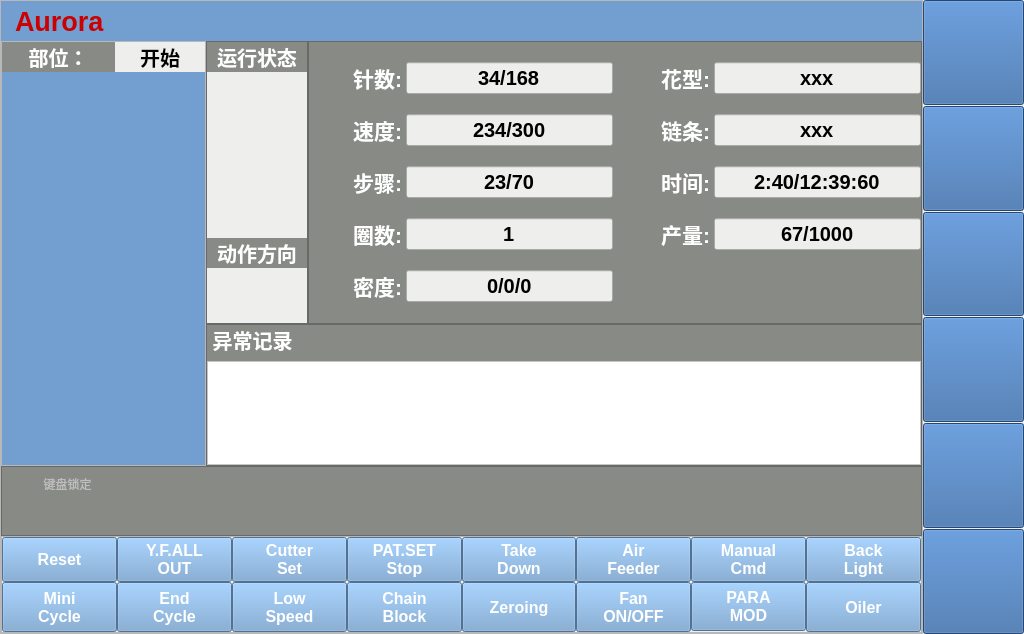
Old version of the form mainWindow.ui in the repository lvxiaowei/linux_lcCode.
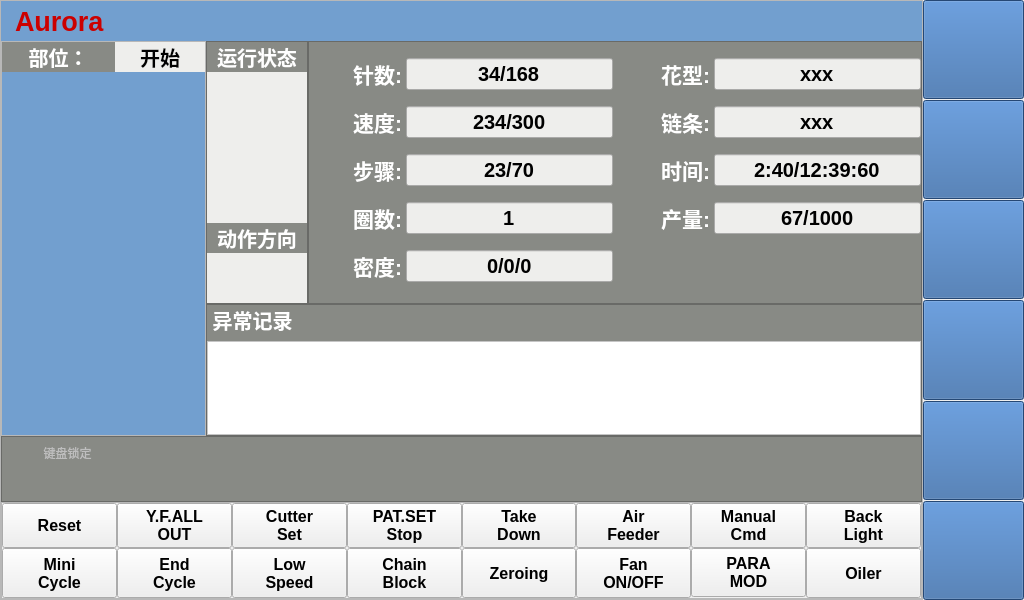
New version of the form. Icons and pictures are not drawn.

Diff of the .ui file:
```diff
--- a/mainWindow.ui
+++ b/mainWindow.ui
@@ -7,11 +7,11 @@
     <x>0</x>
     <y>0</y>
     <width>1024</width>
-    <height>634</height>
+    <height>600</height>
    </rect>
   </property>
   <property name="sizePolicy">
-   <sizepolicy hsizetype="Fixed" vsizetype="Fixed">
+   <sizepolicy hsizetype="Expanding" vsizetype="Expanding">
     <horstretch>0</horstretch>
     <verstretch>0</verstretch>
    </sizepolicy>
@@ -1636,13 +1636,15 @@
                 </font>
                </property>
                <property name="styleSheet">
-                <string notr="true">background-color: rgb(114, 159, 207);
-color: rgb(255, 255, 255);</string>
+                <string notr="true"/>
                </property>
                <property name="text">
                 <string>Mini
 Cycle</string>
                </property>
+               <property name="checkable">
+                <bool>true</bool>
+               </property>
               </widget>
              </item>
              <item row="0" column="5">
@@ -1673,13 +1675,15 @@
                 </font>
                </property>
                <property name="styleSheet">
-                <string notr="true">background-color: rgb(114, 159, 207);
-color: rgb(255, 255, 255);</string>
+                <string notr="true"/>
                </property>
                <property name="text">
                 <string>Air
 Feeder</string>
                </property>
+               <property name="checkable">
+                <bool>true</bool>
+               </property>
               </widget>
              </item>
              <item row="1" column="4">
@@ -1710,12 +1714,14 @@
                 </font>
                </property>
                <property name="styleSheet">
-                <string notr="true">background-color: rgb(114, 159, 207);
-color: rgb(255, 255, 255);</string>
+                <string notr="true"/>
                </property>
                <property name="text">
                 <string>Zeroing</string>
                </property>
+               <property name="checkable">
+                <bool>true</bool>
+               </property>
               </widget>
              </item>
              <item row="0" column="4">
@@ -1746,13 +1752,15 @@
                 </font>
                </property>
                <property name="styleSheet">
-                <string notr="true">background-color: rgb(114, 159, 207);
-color: rgb(255, 255, 255);</string>
+                <string notr="true"/>
                </property>
                <property name="text">
                 <string>Take
 Down</string>
                </property>
+               <property name="checkable">
+                <bool>true</bool>
+               </property>
               </widget>
              </item>
              <item row="1" column="6">
@@ -1783,13 +1791,15 @@
                 </font>
                </property>
                <property name="styleSheet">
-                <string notr="true">background-color: rgb(114, 159, 207);
-color: rgb(255, 255, 255);</string>
+                <string notr="true"/>
                </property>
                <property name="text">
                 <string>PARA
 MOD</string>
                </property>
+               <property name="checkable">
+                <bool>true</bool>
+               </property>
               </widget>
              </item>
              <item row="0" column="1">
@@ -1820,13 +1830,18 @@
                 </font>
                </property>
                <property name="styleSheet">
-                <string notr="true">background-color: rgb(114, 159, 207);
-color: rgb(255, 255, 255);</string>
+                <string notr="true"/>
                </property>
                <property name="text">
                 <string>Y.F.ALL
 OUT</string>
                </property>
+               <property name="checkable">
+                <bool>true</bool>
+               </property>
+               <property name="checked">
+                <bool>false</bool>
+               </property>
               </widget>
              </item>
              <item row="1" column="2">
@@ -1857,13 +1872,15 @@
                 </font>
                </property>
                <property name="styleSheet">
-                <string notr="true">background-color: rgb(114, 159, 207);
-color: rgb(255, 255, 255);</string>
+                <string notr="true"/>
                </property>
                <property name="text">
                 <string>Low
 Speed</string>
                </property>
+               <property name="checkable">
+                <bool>true</bool>
+               </property>
               </widget>
              </item>
              <item row="1" column="5">
@@ -1894,13 +1911,15 @@
                 </font>
                </property>
                <property name="styleSheet">
-                <string notr="true">background-color: rgb(114, 159, 207);
-color: rgb(255, 255, 255);</string>
+                <string notr="true"/>
                </property>
                <property name="text">
                 <string>Fan
 ON/OFF</string>
                </property>
+               <property name="checkable">
+                <bool>true</bool>
+               </property>
               </widget>
              </item>
              <item row="1" column="1">
@@ -1931,13 +1950,15 @@
                 </font>
                </property>
                <property name="styleSheet">
-                <string notr="true">background-color: rgb(114, 159, 207);
-color: rgb(255, 255, 255);</string>
+                <string notr="true"/>
                </property>
                <property name="text">
                 <string>End
 Cycle</string>
                </property>
+               <property name="checkable">
+                <bool>true</bool>
+               </property>
               </widget>
              </item>
              <item row="0" column="3">
@@ -1968,13 +1989,15 @@
                 </font>
                </property>
                <property name="styleSheet">
-                <string notr="true">background-color: rgb(114, 159, 207);
-color: rgb(255, 255, 255);</string>
+                <string notr="true"/>
                </property>
                <property name="text">
                 <string>PAT.SET
 Stop</string>
                </property>
+               <property name="checkable">
+                <bool>true</bool>
+               </property>
               </widget>
              </item>
              <item row="0" column="2">
@@ -2005,13 +2028,15 @@
                 </font>
                </property>
                <property name="styleSheet">
-                <string notr="true">background-color: rgb(114, 159, 207);
-color: rgb(255, 255, 255);</string>
+                <string notr="true"/>
                </property>
                <property name="text">
                 <string>Cutter
 Set</string>
                </property>
+               <property name="checkable">
+                <bool>true</bool>
+               </property>
               </widget>
              </item>
              <item row="1" column="3">
@@ -2042,13 +2067,15 @@
                 </font>
                </property>
                <property name="styleSheet">
-                <string notr="true">background-color: rgb(114, 159, 207);
-color: rgb(255, 255, 255);</string>
+                <string notr="true"/>
                </property>
                <property name="text">
                 <string>Chain
 Block</string>
                </property>
+               <property name="checkable">
+                <bool>true</bool>
+               </property>
               </widget>
              </item>
              <item row="0" column="0">
@@ -2079,12 +2106,14 @@
                 </font>
                </property>
                <property name="styleSheet">
-                <string notr="true">background-color: rgb(114, 159, 207);
-color: rgb(255, 255, 255);</string>
+                <string notr="true"/>
                </property>
                <property name="text">
                 <string>Reset</string>
                </property>
+               <property name="checkable">
+                <bool>true</bool>
+               </property>
               </widget>
              </item>
              <item row="0" column="6">
@@ -2115,13 +2144,15 @@
                 </font>
                </property>
                <property name="styleSheet">
-                <string notr="true">background-color: rgb(114, 159, 207);
-color: rgb(255, 255, 255);</string>
+                <string notr="true"/>
                </property>
                <property name="text">
                 <string>Manual
 Cmd</string>
                </property>
+               <property name="checkable">
+                <bool>true</bool>
+               </property>
               </widget>
              </item>
              <item row="0" column="7">
@@ -2140,13 +2171,15 @@
                 </font>
                </property>
                <property name="styleSheet">
-                <string notr="true">background-color: rgb(114, 159, 207);
-color: rgb(255, 255, 255);</string>
+                <string notr="true"/>
                </property>
                <property name="text">
                 <string>Back
 Light</string>
                </property>
+               <property name="checkable">
+                <bool>true</bool>
+               </property>
               </widget>
              </item>
              <item row="1" column="7">
@@ -2165,12 +2198,14 @@
                 </font>
                </property>
                <property name="styleSheet">
-                <string notr="true">background-color: rgb(114, 159, 207);
-color: rgb(255, 255, 255);</string>
+                <string notr="true"/>
                </property>
                <property name="text">
                 <string>Oiler</string>
                </property>
+               <property name="checkable">
+                <bool>true</bool>
+               </property>
               </widget>
              </item>
             </layout>
```
Left out of the diff: 32 changed lines with no effect on the pictures.
